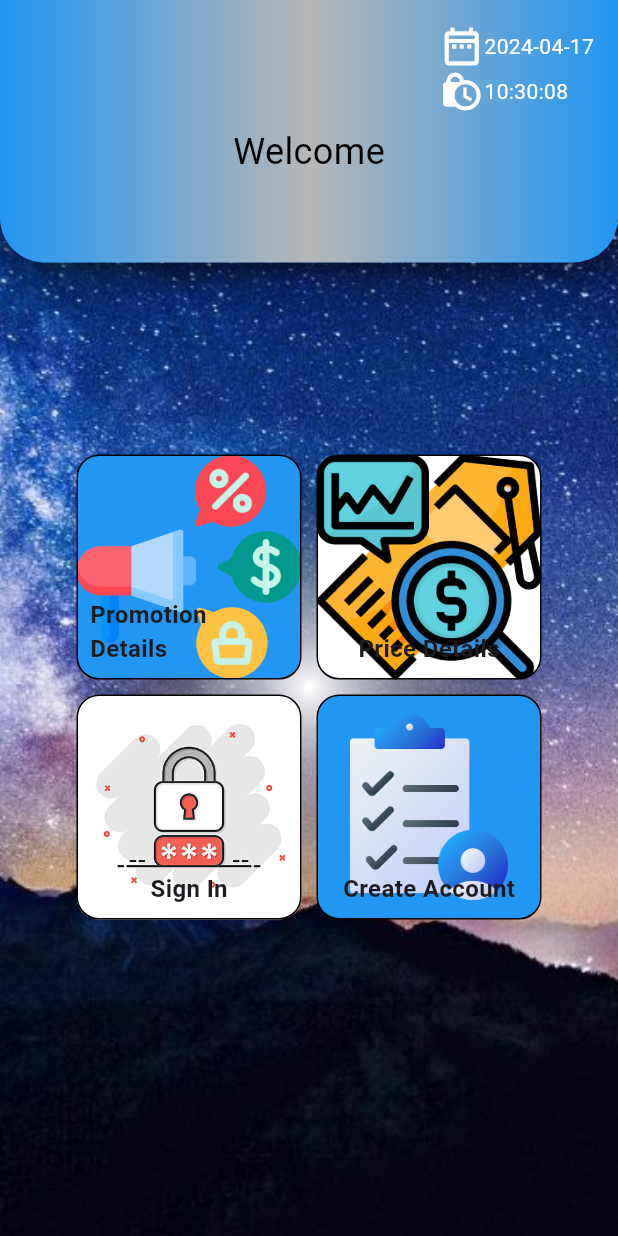
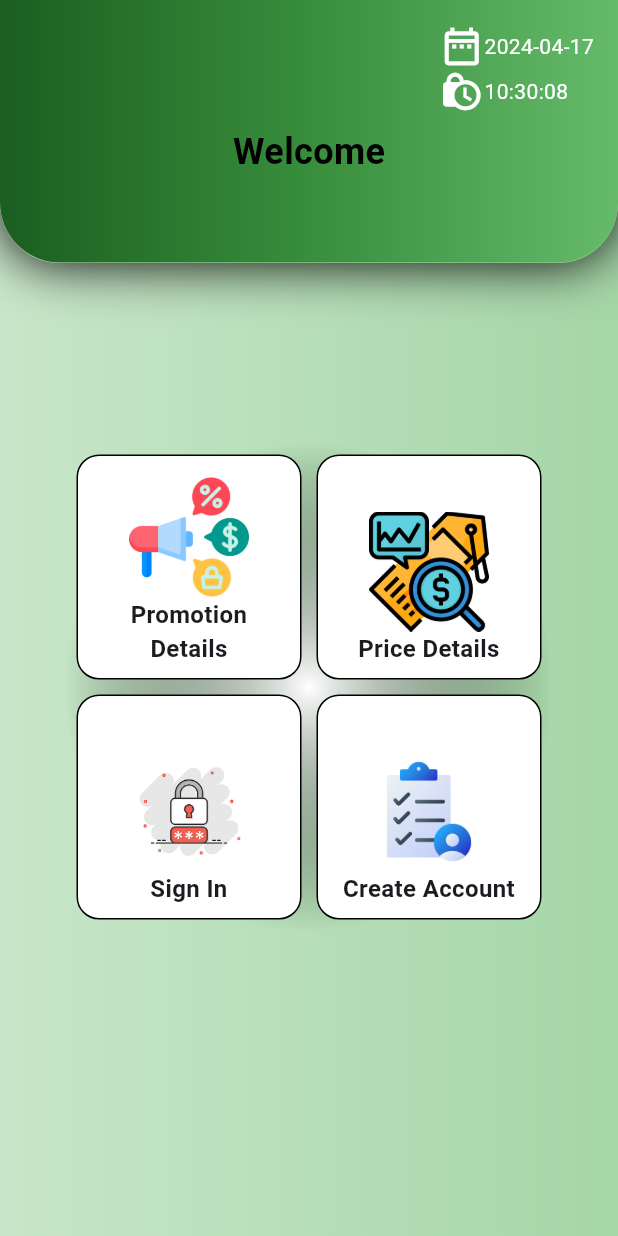
Before and after one commit to Dimmithra/mobile-pos-application, a Flutter app: the MainDashBoard widget shown alone on an empty page, opened directly, on a phone screen of 412 x 824 dp. Run offline on Flutter 3.47's test engine with Material 3 defaults, Android fonts, the phone set to English and light mode, and no system bars; our stand-ins replace connectivity_plus, device_info_plus, flutter_secure_storage, geocoding, geolocator, loading_animation_widget and 1 more; accounts and stored records are empty; network calls fail.

Commit message:
Home Page UI color change

```diff
--- a/lib/screens/main_home/main_home.dart
+++ b/lib/screens/main_home/main_home.dart
@@ -93,9 +93,9 @@ class _MainDashBoardState extends State<MainDashBoard> {
               const Text(
                 'Welcome',
                 style: TextStyle(
-                  color: kCommonBlack,
-                  fontSize: 24,
-                ),
+                    color: kCommonBlack,
+                    fontSize: 24,
+                    fontWeight: FontWeight.bold),
               )
             ],
           ),
@@ -122,9 +122,10 @@ class _MainDashBoardState extends State<MainDashBoard> {
                     children: [
                       CommonImageBtn(
                         btnName: 'Promotion Details',
-                        imageUrl: const AssetImage(
-                          'assets/images/promotion_icon.PNG',
-                        ),
+                        imageUrl: "assets/images/promotion_icon.PNG",
+                        // AssetImage(
+                        //   'assets/images/promotion_icon.PNG',
+                        // ),
                         onTap: () {
                           Navigator.push(
                             context,
@@ -139,9 +140,10 @@ class _MainDashBoardState extends State<MainDashBoard> {
                       ),
                       CommonImageBtn(
                         btnName: 'Price Details',
-                        imageUrl: const AssetImage(
-                          'assets/images/price_details.PNG',
-                        ),
+                        imageUrl: 'assets/images/price_details.PNG',
+                        // const AssetImage(
+                        //   'assets/images/price_details.PNG',
+                        // ),
                         backgroundColor: Colors.white,
                         onTap: () {
                           print('object');
@@ -157,9 +159,10 @@ class _MainDashBoardState extends State<MainDashBoard> {
                     children: [
                       CommonImageBtn(
                         btnName: 'Sign In',
-                        imageUrl: const AssetImage(
-                          'assets/images/home_login.JPG',
-                        ),
+                        imageUrl: 'assets/images/home_login.JPG',
+                        // const AssetImage(
+                        //   'assets/images/home_login.JPG',
+                        // ),
                         onTap: () {
                           Navigator.push(
                             context,
@@ -174,9 +177,10 @@ class _MainDashBoardState extends State<MainDashBoard> {
                       ),
                       CommonImageBtn(
                         btnName: 'Create Account',
-                        imageUrl: const AssetImage(
-                          'assets/images/user_regestration.PNG',
-                        ),
+                        imageUrl: 'assets/images/user_regestration.PNG',
+                        //  const AssetImage(
+                        //   'assets/images/user_regestration.PNG',
+                        // ),
                         onTap: () {
                           setState(() {
                             Navigator.push(
--- a/lib/widget/common_home_body.dart
+++ b/lib/widget/common_home_body.dart
@@ -20,10 +20,15 @@ class CommonHomeScreen extends StatelessWidget {
         backgroundColor: const Color.fromARGB(255, 204, 211, 213),
         body: Container(
           decoration: BoxDecoration(
-            image: DecorationImage(
-              image: AssetImage("assets/images/background_image.jpg"),
-              fit: BoxFit.cover,
-            ),
+            // image: DecorationImage(
+            //   image: AssetImage("assets/images/background_image.jpg"),
+            //   fit: BoxFit.cover,
+            // ),
+            gradient: LinearGradient(colors: [
+              Colors.green.shade100,
+              Colors.green.shade200,
+              // Color.fromARGB(255, 183, 183, 183),
+            ]),
           ),
           child: Column(
             children: [
@@ -31,15 +36,16 @@ class CommonHomeScreen extends StatelessWidget {
                 children: [
                   Container(
                     height: 175,
-                    decoration: const BoxDecoration(
+                    decoration: BoxDecoration(
                       borderRadius: BorderRadius.only(
-                          bottomLeft: Radius.circular(30),
-                          bottomRight: Radius.circular(30)),
+                          bottomLeft: Radius.circular(40),
+                          bottomRight: Radius.circular(40)),
                       // color: Colors.blueGrey,
                       gradient: LinearGradient(colors: [
-                        Colors.blue,
-                        Color.fromARGB(255, 183, 183, 183),
-                        Colors.blue
+                        Colors.green.shade900,
+                        Colors.green.shade700,
+                        Colors.green.shade400,
+                        // Color.fromARGB(255, 183, 183, 183),
                       ]),
                       // image: DecorationImage(
                       //   image: imageUrl,
--- a/lib/widget/common_image_btn.dart
+++ b/lib/widget/common_image_btn.dart
@@ -10,7 +10,7 @@ class CommonImageBtn extends StatelessWidget {
   });
   final String? btnName;
   final Function()? onTap;
-  final AssetImage imageUrl;
+  final String imageUrl;
   final Color? backgroundColor;
   @override
   Widget build(BuildContext context) {
@@ -22,21 +22,23 @@ class CommonImageBtn extends StatelessWidget {
         decoration: BoxDecoration(
           borderRadius: BorderRadius.circular(15),
           border: Border.all(color: Colors.black),
-          color: backgroundColor ?? Colors.blue,
-          image: DecorationImage(
-            image: imageUrl,
-            fit: BoxFit.cover,
-          ),
+          color: backgroundColor ?? Colors.white,
         ),
         child: Padding(
           padding: const EdgeInsets.all(8.0),
           child: Column(
             mainAxisAlignment: MainAxisAlignment.end,
             children: [
+              Image(
+                image: AssetImage(imageUrl),
+                width: 80,
+                height: 80,
+              ),
               Container(
                 color: Colors.transparent,
                 child: Text(
                   btnName!,
+                  textAlign: TextAlign.center,
                   style: const TextStyle(
                     fontSize: 16,
                     fontWeight: FontWeight.bold,
```
